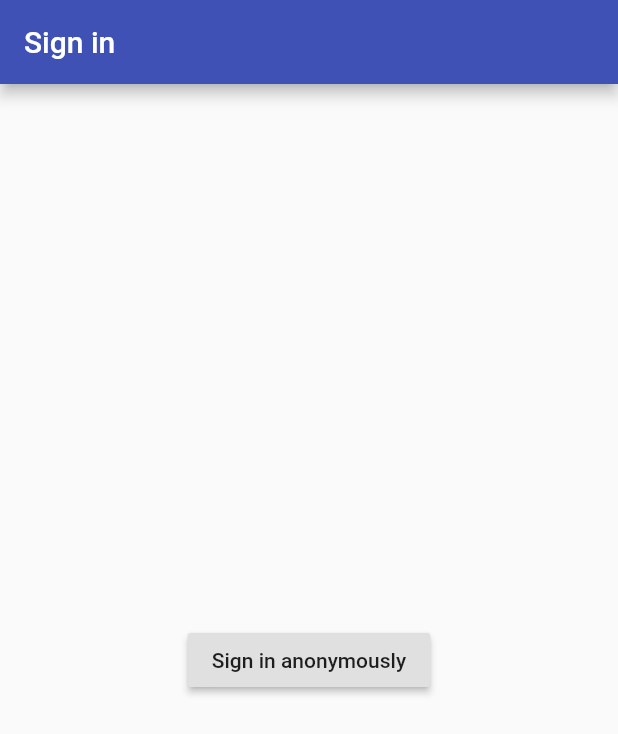
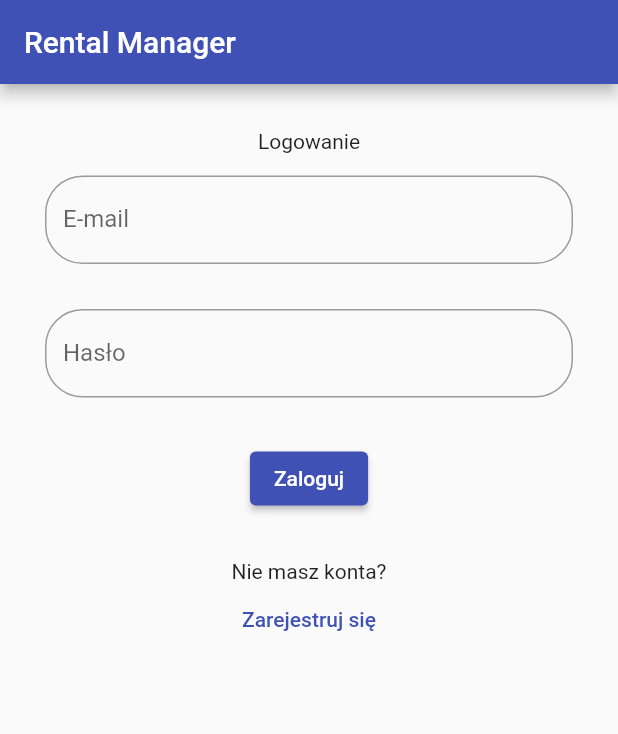
Before and after one commit to szakerx/RentalManager, a Flutter app: the screen it shows after launch, on a phone screen of 412 x 824 dp. Shown: the top 734 px of the screen. Run offline on Flutter 3.47's test engine with Material 2 defaults, Android fonts, the phone set to English and light mode, and no system bars; our stand-ins replace firebase_auth, firebase_core; accounts and stored records are empty.

```diff
--- a/rental_manager_app/lib/main.dart
+++ b/rental_manager_app/lib/main.dart
@@ -1,6 +1,6 @@
 import 'package:flutter/material.dart';
 import 'package:firebase_core/firebase_core.dart';
-import 'landing_page.dart';
+import 'pages/landing_page.dart';
 
 Future<void> main() async {
   WidgetsFlutterBinding.ensureInitialized();
--- a/rental_manager_app/lib/landing_page.dart
+++ b/rental_manager_app/lib/pages/landing_page.dart
@@ -7,12 +7,12 @@ class LandingPage extends StatelessWidget {
   @override
   Widget build(BuildContext context) {
     return StreamBuilder<User>(
-      stream: FirebaseAuth.instance.onAuthStateChanged,
+      stream: FirebaseAuth.instance.authStateChanges(),
       builder: (context, snapshot) {
         if (snapshot.connectionState == ConnectionState.active) {
           User user = snapshot.data;
           if (user == null) {
-            return SignInPage();
+            return SignInPage("login");
           }
           return HomePage();
         } else {
--- /dev/null
+++ b/rental_manager_app/lib/pages/sign_in.dart
@@ -0,0 +1,64 @@
+import 'package:flutter/material.dart';
+import 'package:firebase_auth/firebase_auth.dart';
+import '../widgets/sign_in_form.dart';
+
+class SignInPage extends StatelessWidget {
+
+  String action;
+  SignInPage(this.action);
+
+  Future<void> _registerWithEmailAndPassword(String email, String password) async {
+    try {
+      print("registering");
+      UserCredential userCredential = await FirebaseAuth.instance.createUserWithEmailAndPassword(
+          email: email,
+          password: password
+      );
+    } on FirebaseAuthException catch (e) {
+      if (e.code == 'weak-password') {
+        print('The password provided is too weak.');
+      } else if (e.code == 'email-already-in-use') {
+        print('The account already exists for that email.');
+      }
+    } catch (e) {
+      print(e);
+    }
+
+  }
+  Future<void> _signInWithEmailAndPassword(String email, String password) async {
+    try {
+      print("logging in");
+      UserCredential userCredential = await FirebaseAuth.instance.signInWithEmailAndPassword(
+          email: email,
+          password: password
+      );
+    } on FirebaseAuthException catch (e) {
+      if (e.code == 'user-not-found') {
+        print('No user found for that email.');
+      } else if (e.code == 'wrong-password') {
+        print('Wrong password provided for that user.');
+      }
+    }
+  }
+
+  Function signingFunction() {
+    if (this.action == "login") {
+      return _signInWithEmailAndPassword;
+    } else {
+      return _registerWithEmailAndPassword;
+    }
+  }
+
+  @override
+  Widget build(BuildContext context) {
+    return Scaffold(
+      appBar: AppBar(title: Text('Rental Manager')),
+      body: Container(
+        padding: EdgeInsets.all(30.0),
+        child: Center(
+          child: SigningForm(buttonFunction: signingFunction(), action: action,)
+        )
+      )
+    );
+  }
+}
--- a/rental_manager_app/lib/sign_in.dart
+++ /dev/null
@@ -1,26 +0,0 @@
-import 'package:flutter/material.dart';
-import 'package:firebase_auth/firebase_auth.dart';
-
-class SignInPage extends StatelessWidget {
-
-  Future<void> _signInAnonymously() async {
-    try {
-      await FirebaseAuth.instance.signInAnonymously();
-    } catch (e) {
-      print(e); // TODO: show dialog with error
-    }
-  }
-
-  @override
-  Widget build(BuildContext context) {
-    return Scaffold(
-      appBar: AppBar(title: Text('Sign in')),
-      body: Center(
-        child: RaisedButton(
-          child: Text('Sign in anonymously'),
-          onPressed: _signInAnonymously,
-        ),
-      ),
-    );
-  }
-}
--- /dev/null
+++ b/rental_manager_app/lib/widgets/sign_in_form.dart
@@ -0,0 +1,99 @@
+import 'package:flutter/material.dart';
+import 'package:rental_manager_app/widgets/text_input_decoration.dart';
+import '../pages/sign_in.dart';
+
+class SigningForm extends StatefulWidget {
+  Function buttonFunction;
+  String currentAction;
+  String nextAction;
+  String buttonText;
+  String titleText;
+  String redirectText;
+  String redirectButtonText;
+
+  SigningForm({this.buttonFunction, action}) {
+    this.buttonFunction = buttonFunction;
+    this.currentAction = action;
+
+    switch (currentAction) {
+      case "login":
+        this.nextAction = "register";
+        this.buttonText = "Zaloguj";
+        this.titleText = "Logowanie";
+        this.redirectText = "Nie masz konta?";
+        this.redirectButtonText = "Zarejestruj się";
+        break;
+      case "register":
+        this.nextAction = "login";
+        this.buttonText = "Zarejestruj";
+        this.titleText = "Rejestracja";
+        this.redirectText = "Masz już konto?";
+        this.redirectButtonText = "Zaloguj się";
+        break;
+      default:
+        print("DUPA BLADA");
+    }
+  }
+
+  @override
+  SigningFormState createState() {
+    return SigningFormState();
+  }
+}
+
+class SigningFormState extends State<SigningForm> {
+  final _formKey = GlobalKey<FormState>();
+  final emailController = TextEditingController();
+  final passwordController = TextEditingController();
+
+  void navigateToSigningPage() {
+    Navigator.pushReplacement(context, MaterialPageRoute(builder: (context) => SignInPage(widget.nextAction)));
+  }
+
+  @override
+  Widget build(BuildContext context) {
+    return Form(
+        key: _formKey,
+        child: Column(
+                children: <Widget>[
+                  Text(widget.titleText),
+                  Padding(padding: EdgeInsets.only(top: 15.0)),
+                  TextFormField(
+                    controller: emailController,
+                    validator: (value) {
+                      if (value.isEmpty) {
+                        return "Pole nie może być puste";
+                      }
+                      return null;
+                    },
+                    decoration: TextInputDecoration(labelText: "E-mail").getInputDecoration(),
+                    keyboardType: TextInputType.emailAddress,
+                  ),
+                  Padding(padding: EdgeInsets.all(15.0)),
+                  TextFormField(
+                    controller: passwordController,
+                    validator: (value) {
+                      if (value.isEmpty) {
+                        return "Pole nie może być puste";
+                      }
+                      return null;
+                    },
+                    decoration: TextInputDecoration(labelText: "Hasło").getInputDecoration(),
+                    obscureText: true,
+                  ),
+                  Padding(padding: EdgeInsets.all(15.0)),
+                  ElevatedButton(
+                      onPressed: () {
+                        if (_formKey.currentState.validate()) {
+                          widget.buttonFunction(emailController.text, passwordController.text);
+                        }
+                      },
+                      child: Text(widget.buttonText)),
+                  Padding(padding: EdgeInsets.only(top: 30.0)),
+                  Text(widget.redirectText),
+                  TextButton(onPressed: navigateToSigningPage, child: Text(widget.redirectButtonText))
+                ]
+            )
+          );
+  }
+}
--- /dev/null
+++ b/rental_manager_app/lib/widgets/text_input_decoration.dart
@@ -0,0 +1,19 @@
+import 'package:flutter/material.dart';
+
+class TextInputDecoration {
+
+  final String labelText;
+
+  TextInputDecoration({this.labelText = ""});
+
+  InputDecoration getInputDecoration() {
+    return InputDecoration(
+      labelText: labelText,
+      fillColor: Colors.white,
+      border: new OutlineInputBorder(
+        borderRadius: new BorderRadius.circular(25.0),
+        borderSide: new BorderSide(),
+      ),
+    );
+  }
+}
```
Also changed, not shown: rental_manager_app/lib/loading.dart (deleted, +0 -18 lines), rental_manager_app/lib/pages/home_page.dart (renamed from rental_manager_app/lib/home_page.dart).
